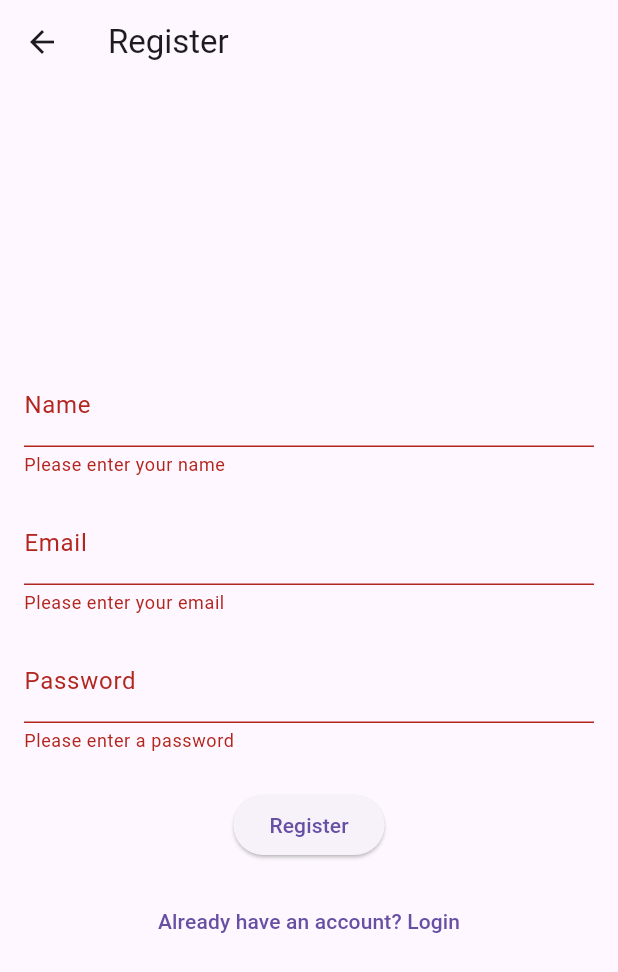
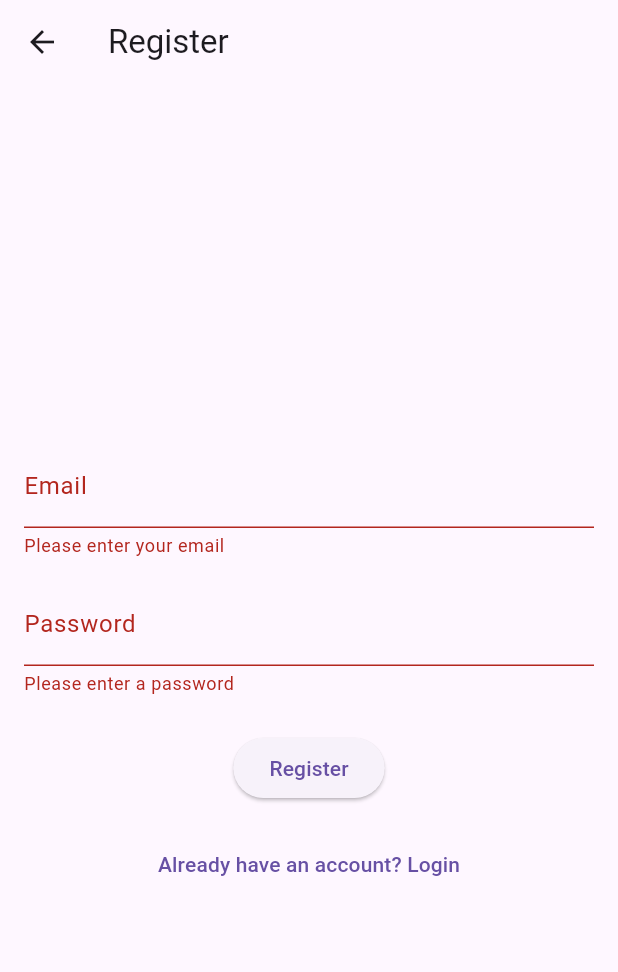
Before and after one commit to RouqX7/athlete_connect_flutter, a Flutter app: the RegisterScreen screen opened by its route, after a tap on "Register", on a phone screen of 412 x 824 dp. Shown: the top 972 px of the screen. Run offline on Flutter 3.47's test engine with Material 3 defaults, Android fonts, the phone set to English and light mode, and no system bars; our stand-ins replace cloud_firestore, firebase_auth, firebase_core, flutter_dotenv, shared_preferences; missing offline and left inert: firebase_app_check; accounts and stored records are empty.

Commit message:
fix: fixed url to connect our backend server to client. Also adjusted parameters by removing name from it. Making registration simple. Now on to design and then profile branch.

```diff
--- a/lib/screens/register_screen.dart
+++ b/lib/screens/register_screen.dart
@@ -10,7 +10,6 @@ class RegisterScreen extends StatefulWidget {
 
 class _RegisterScreenState extends State<RegisterScreen> {
   final _formKey = GlobalKey<FormState>();
-  final _nameController = TextEditingController();
   final _emailController = TextEditingController();
   final _passwordController = TextEditingController();
   final _authService = AuthService();
@@ -23,7 +22,6 @@ class _RegisterScreenState extends State<RegisterScreen> {
 
     try {
       final response = await _authService.register(
-        _nameController.text,
         _emailController.text,
         _passwordController.text,
       );
@@ -60,16 +58,6 @@ class _RegisterScreenState extends State<RegisterScreen> {
           child: Column(
             mainAxisAlignment: MainAxisAlignment.center,
             children: [
-              TextFormField(
-                controller: _nameController,
-                decoration: const InputDecoration(labelText: 'Name'),
-                validator: (value) {
-                  if (value == null || value.isEmpty) {
-                    return 'Please enter your name';
-                  }
-                  return null;
-                },
-              ),
               const SizedBox(height: 16),
               TextFormField(
                 controller: _emailController,
@@ -123,7 +111,6 @@ class _RegisterScreenState extends State<RegisterScreen> {
 
   @override
   void dispose() {
-    _nameController.dispose();
     _emailController.dispose();
     _passwordController.dispose();
     super.dispose();
--- a/lib/services/auth_service.dart
+++ b/lib/services/auth_service.dart
@@ -26,7 +26,7 @@ class AuthResponse {
 }
 
 class AuthService {
-  final String _baseUrl = 'http://localhost:3300';
+  final String _baseUrl = 'http://10.0.2.2:3300';
   final _prefs = SharedPreferences.getInstance();
 
   Map<String, String> get _headers => {
@@ -52,7 +52,7 @@ class AuthService {
   Future<AuthResponse> signIn(String email, String password) async {
   try {
     final response = await http.post(
-        Uri.parse('$_baseUrl/auth/login'),
+      Uri.parse('$_baseUrl/api/v1/login'),
       headers: _headers,
       body: json.encode({
         'email': email,
@@ -78,15 +78,14 @@ class AuthService {
 }
 
   // Register with email and password
-  Future<AuthResponse> register(String email, String password, String name) async {
+  Future<AuthResponse> register(String email, String password) async {
     try {
       final response = await http.post(
-        Uri.parse('$_baseUrl/auth/register'),
+        Uri.parse('$_baseUrl/api/v1/register'),
         headers: _headers,
         body: json.encode({
           'email': email,
           'password': password,
-          'name': name,
         }),
       );
 
```
Lines whose indentation alone changed are shown as unchanged.
